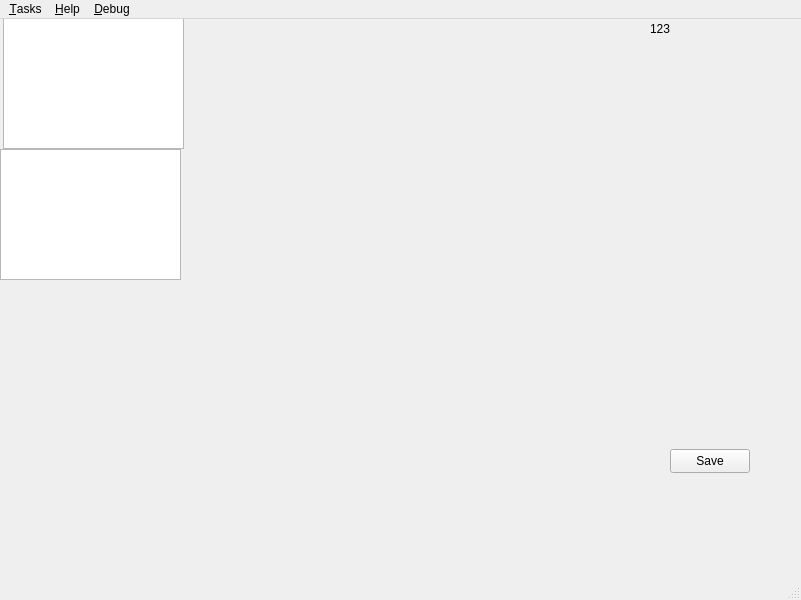
Old version of the form mainwindow.ui in the repository the-dummies-duo/Task-management.
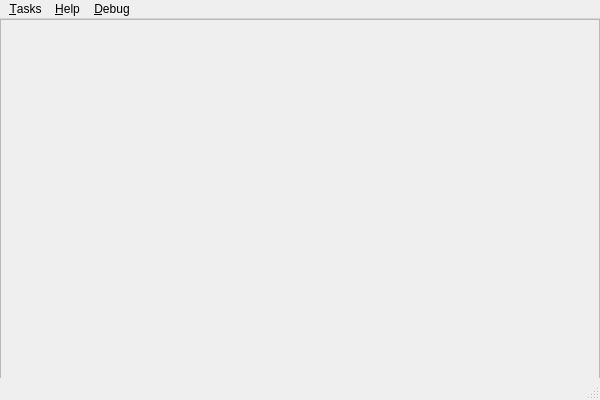
New version of the form.

Commit message: New task feature

```diff
--- a/mainwindow.ui
+++ b/mainwindow.ui
@@ -6,8 +6,8 @@
    <rect>
     <x>0</x>
     <y>0</y>
-    <width>801</width>
-    <height>600</height>
+    <width>600</width>
+    <height>400</height>
    </rect>
   </property>
   <property name="windowTitle">
@@ -27,38 +27,28 @@
      <string>123</string>
     </property>
    </widget>
-   <widget class="QTextEdit" name="input1">
-    <property name="geometry">
-     <rect>
-      <x>3</x>
-      <y>-1</y>
-      <width>181</width>
-      <height>131</height>
-     </rect>
-    </property>
-   </widget>
-   <widget class="QTextEdit" name="input2">
+   <widget class="QScrollArea" name="task_list">
     <property name="geometry">
      <rect>
       <x>0</x>
-      <y>130</y>
-      <width>181</width>
-      <height>131</height>
+      <y>0</y>
+      <width>600</width>
+      <height>380</height>
      </rect>
     </property>
-   </widget>
-   <widget class="QPushButton" name="SaveButton">
-    <property name="geometry">
-     <rect>
-      <x>670</x>
-      <y>430</y>
-      <width>80</width>
-      <height>24</height>
-     </rect>
+    <property name="widgetResizable">
+     <bool>true</bool>
     </property>
-    <property name="text">
-     <string>Save</string>
-    </property>
+    <widget class="QWidget" name="scrollAreaWidgetContents">
+     <property name="geometry">
+      <rect>
+       <x>0</x>
+       <y>0</y>
+       <width>598</width>
+       <height>378</height>
+      </rect>
+     </property>
+    </widget>
    </widget>
   </widget>
   <widget class="QMenuBar" name="menubar">
@@ -66,7 +56,7 @@
     <rect>
      <x>0</x>
      <y>0</y>
-     <width>801</width>
+     <width>600</width>
      <height>21</height>
     </rect>
    </property>
```
Left out of the diff: 5 changed lines with no effect on the pictures. The commit also changes 14 other files.
